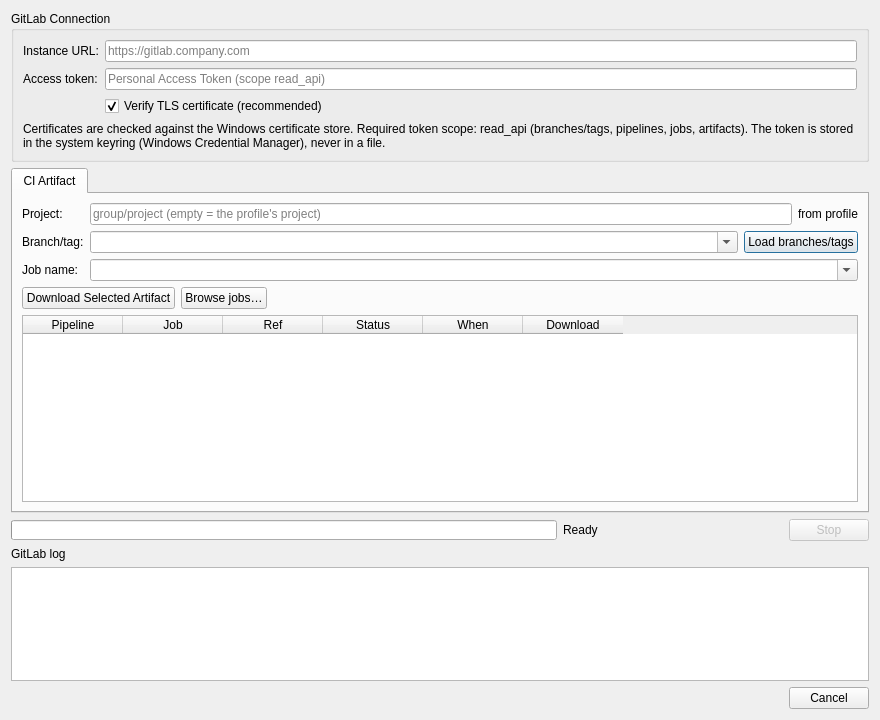
First picture: the form in wflash/gui/gitlab_dialog.ui, repository phuctm012/WFlash-Tool, before the edit.
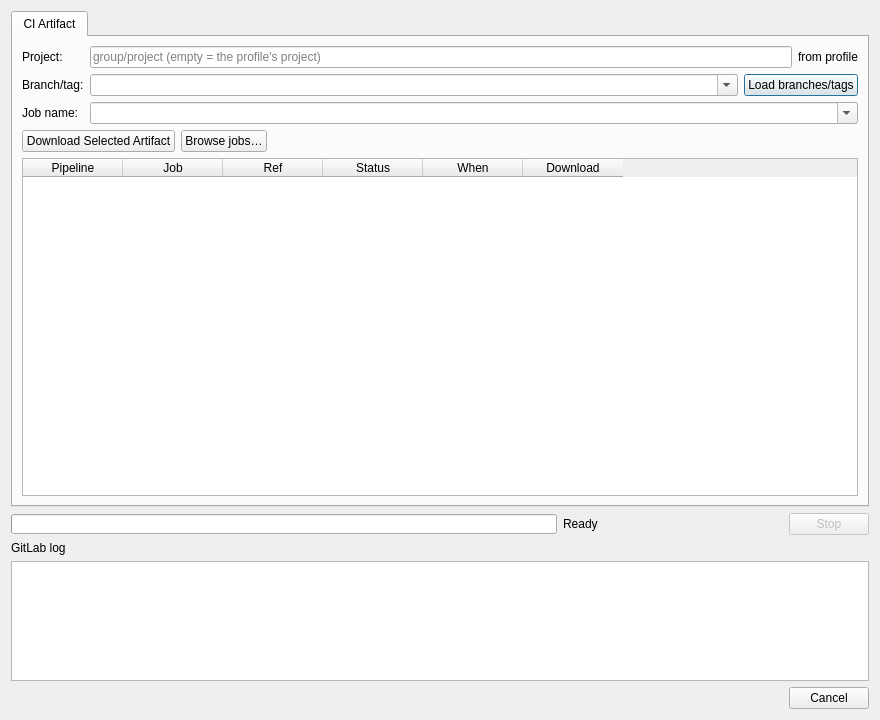
Second picture: the form after the edit.

Commit message: feat(gui): GitLab tab, Setting tab, menu bar, pipeline wait, notifications, flash history

The edit to the form file:
```diff
--- a/wflash/gui/gitlab_dialog.ui
+++ b/wflash/gui/gitlab_dialog.ui
@@ -14,75 +14,6 @@
    <string>Load from GitLab</string>
   </property>
   <layout class="QVBoxLayout" name="verticalLayout_gitlabDialog">
-   <item>
-    <widget class="QGroupBox" name="groupBox_connection">
-     <property name="title">
-      <string>GitLab Connection</string>
-     </property>
-     <layout class="QGridLayout" name="gridLayout_connection">
-      <item row="0" column="0">
-       <widget class="QLabel" name="label_gitlabUrl">
-        <property name="text">
-         <string>Instance URL:</string>
-        </property>
-        <property name="buddy">
-         <cstring>lineEdit_gitlabUrl</cstring>
-        </property>
-       </widget>
-      </item>
-      <item row="0" column="1">
-       <widget class="QLineEdit" name="lineEdit_gitlabUrl">
-        <property name="placeholderText">
-         <string>https://gitlab.company.com</string>
-        </property>
-       </widget>
-      </item>
-      <item row="1" column="0">
-       <widget class="QLabel" name="label_token">
-        <property name="text">
-         <string>Access token:</string>
-        </property>
-        <property name="buddy">
-         <cstring>lineEdit_token</cstring>
-        </property>
-       </widget>
-      </item>
-      <item row="1" column="1">
-       <widget class="QLineEdit" name="lineEdit_token">
-        <property name="echoMode">
-         <enum>QLineEdit::EchoMode::Password</enum>
-        </property>
-        <property name="placeholderText">
-         <string>Personal Access Token (scope read_api)</string>
-        </property>
-       </widget>
-      </item>
-      <item row="2" column="1">
-       <widget class="QCheckBox" name="checkBox_verifyTls">
-        <property name="text">
-         <string>Verify TLS certificate (recommended)</string>
-        </property>
-        <property name="checked">
-         <bool>true</bool>
-        </property>
-        <property name="toolTip">
-         <string>Certificates are checked against the Windows certificate store, so an internal company certificate installed by IT works without any file.</string>
-        </property>
-       </widget>
-      </item>
-      <item row="3" column="0" colspan="2">
-       <widget class="QLabel" name="label_connectionHint">
-        <property name="text">
-         <string>Certificates are checked against the Windows certificate store. Required token scope: read_api (branches/tags, pipelines, jobs, artifacts). The token is stored in the system keyring (Windows Credential Manager), never in a file.</string>
-        </property>
-        <property name="wordWrap">
-         <bool>true</bool>
-        </property>
-       </widget>
-      </item>
-     </layout>
-    </widget>
-   </item>
    <item>
     <widget class="QTabWidget" name="tabWidget_source">
      <property name="currentIndex">
```
Left out of the diff: 3 changed lines with no effect on the pictures. The commit also changes 29 other files.
